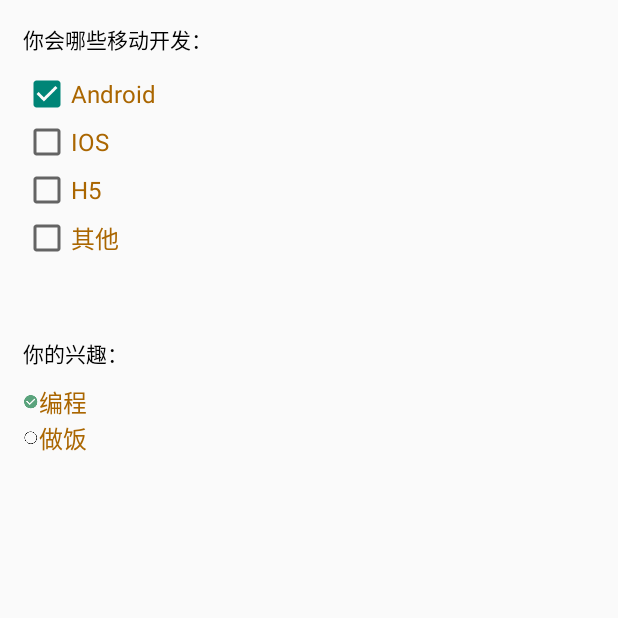
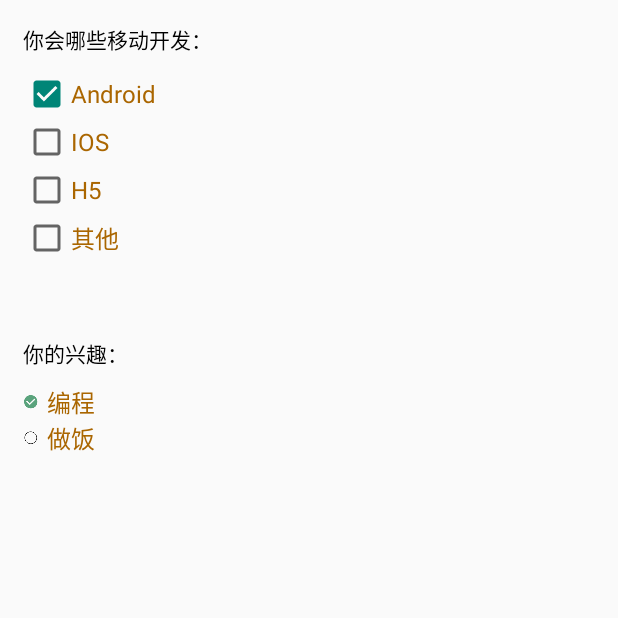
Before and after one commit to geeksfan/Android_Demo, an Android app: the CheckBoxActivity screen opened directly, with no data from a screen before it, on a phone screen of 412 x 824 dp, the top half of it. Run offline under Robolectric (Android 15) with nearby library versions, the phone set to English and light mode, and no system bars.

Commit message:
CheckBox 完结

```diff
--- a/app/src/main/java/com/smart4s/app/merchant/helloworld/CheckBoxActivity.java
+++ b/app/src/main/java/com/smart4s/app/merchant/helloworld/CheckBoxActivity.java
@@ -1,14 +1,36 @@
 package com.smart4s.app.merchant.helloworld;
 
 import android.os.Bundle;
+import android.widget.CheckBox;
+import android.widget.CompoundButton;
+import android.widget.Toast;
 
 import androidx.appcompat.app.AppCompatActivity;
 
 public class CheckBoxActivity extends AppCompatActivity {
 
+    private CheckBox mCb5, mCb6;
+
     @Override
     protected void onCreate(Bundle savedInstanceState) {
         super.onCreate(savedInstanceState);
         setContentView(R.layout.activity_check_box);
+        mCb5 = findViewById(R.id.cb_5);
+        mCb6 = findViewById(R.id.cb_6);
+
+        mCb5.setOnCheckedChangeListener(new CompoundButton.OnCheckedChangeListener() {
+            @Override
+            public void onCheckedChanged(CompoundButton compoundButton, boolean b) {
+                Toast.makeText(CheckBoxActivity.this, b ? "5已选中" : "5未选中", Toast.LENGTH_SHORT).show();
+            }
+        });
+
+        mCb6.setOnCheckedChangeListener(new CompoundButton.OnCheckedChangeListener() {
+            @Override
+            public void onCheckedChanged(CompoundButton compoundButton, boolean b) {
+                Toast.makeText(CheckBoxActivity.this, b ? "6已选中" : "6未选中", Toast.LENGTH_SHORT).show();
+            }
+        });
+
     }
 }
--- a/app/src/main/res/layout/activity_check_box.xml
+++ b/app/src/main/res/layout/activity_check_box.xml
@@ -71,6 +71,7 @@
             android:layout_height="wrap_content"
             android:text="@string/bc"
             android:button="@drawable/bg_checkbox"
+            android:paddingLeft="5dp"
             android:textSize="16sp"
             android:textColor="#aa6600"
             android:checked="true"
@@ -82,6 +83,7 @@
             android:layout_height="wrap_content"
             android:text="@string/zf"
             android:button="@drawable/bg_checkbox"
+            android:paddingLeft="5dp"
             android:textSize="16sp"
             android:textColor="#aa6600"/>
 
```
